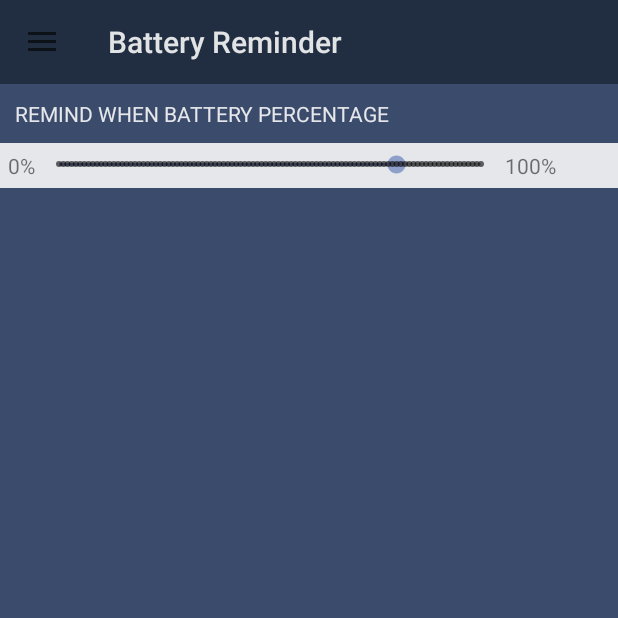
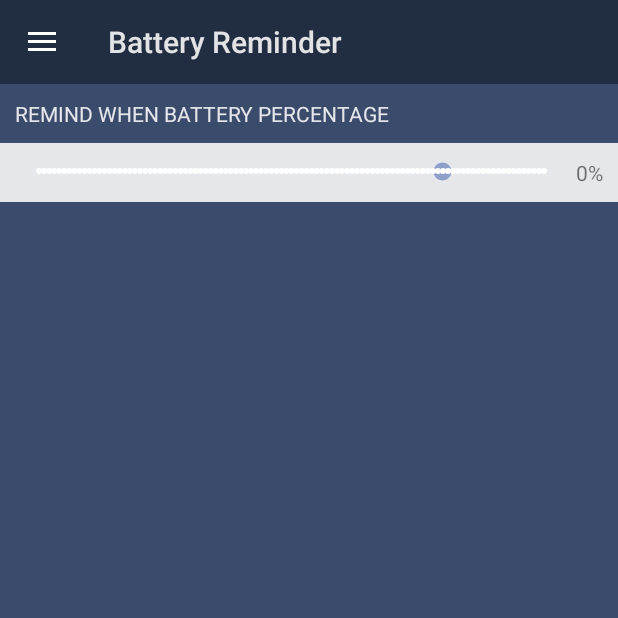
Before and after one commit to Jacky97s/Notifiception, an Android app: the screen it shows after launch (MainActivity), in the side drawer, after a tap on "Battery Reminder", on a phone screen of 412 x 824 dp, the top half of it. Run offline under Robolectric (Android 15) with nearby library versions, the phone set to English and light mode, and no system bars.

Commit message:
battery_reminder and color

```diff
--- a/app/src/main/java/app/fcu/notifiception/BatteryReminder.java
+++ b/app/src/main/java/app/fcu/notifiception/BatteryReminder.java
@@ -2,27 +2,47 @@ package app.fcu.notifiception;
 
 
 import android.os.Bundle;
+import android.support.annotation.Nullable;
 import android.support.v4.app.Fragment;
 import android.view.LayoutInflater;
 import android.view.View;
 import android.view.ViewGroup;
+import android.widget.SeekBar;
+import android.widget.TextView;
 
 
 /**
  * A simple {@link Fragment} subclass.
  */
-public class BatteryReminder extends Fragment {
-
+public class BatteryReminder extends Fragment{
 
     public BatteryReminder() {
         // Required empty public constructor
     }
 
-
     @Override
     public View onCreateView(LayoutInflater inflater, ViewGroup container,
                              Bundle savedInstanceState) {
-        // Inflate the layout for this fragment
+        SeekBar seekBar = container.findViewById(R.id.br_seekBar);
+        final TextView seekValue = container.findViewById(R.id.seekValue);
+
+//        seekBar.setOnSeekBarChangeListener(new SeekBar.OnSeekBarChangeListener() {
+//            @Override
+//            public void onProgressChanged(SeekBar seekBar, int progress, boolean fromUser) {
+//
+//            }
+//
+//            @Override
+//            public void onStartTrackingTouch(SeekBar seekBar) {
+//
+//            }
+//
+//            @Override
+//            public void onStopTrackingTouch(SeekBar seekBar) {
+//
+//            }
+//        });
+
         return inflater.inflate(R.layout.fragment_battery_reminder, container, false);
     }
 
--- a/app/src/main/res/layout/fragment_battery_reminder.xml
+++ b/app/src/main/res/layout/fragment_battery_reminder.xml
@@ -24,25 +24,23 @@
             android:layout_height="wrap_content"
             android:orientation="horizontal"
             android:background="@color/text_color_primary"
-            android:padding="5sp">
+            android:padding="10dp">
+
+            <SeekBar
+                android:id="@+id/br_seekBar"
+                style="@style/Widget.AppCompat.SeekBar.Discrete"
+                android:layout_width="wrap_content"
+                android:layout_height="wrap_content"
+                android:layout_weight="1"
+                android:max="100"
+                android:progress="80"
+                android:layout_marginRight="5dp"/>
 
             <TextView
+                android:id="@+id/seekValue"
                 android:layout_width="wrap_content"
                 android:layout_height="wrap_content"
-                android:text="0%"/>
-
-            <SeekBar
-                android:id="@+id/seekBar2"
-                style="@style/Widget.AppCompat.SeekBar.Discrete"
-                android:layout_width="313dp"
-                android:layout_height="wrap_content"
-                android:max="100"
-                android:progress="80" />
-
-            <TextView
-                android:layout_width="wrap_content"
-                android:layout_height="wrap_content"
-                android:text="100%"/>
+                android:text="0%" />
         </LinearLayout>
 
     </LinearLayout>
--- a/app/src/main/res/menu/drawer_menu.xml
+++ b/app/src/main/res/menu/drawer_menu.xml
@@ -16,7 +16,7 @@
 
             <item android:id="@+id/pg_police"
                 android:icon="@mipmap/ic_contact_phone_black_24dp"
-                android:title="@string/emergency_contacts"/>
+                android:title="@string/emergency_contacts" />
         </menu>
     </item>
 
--- a/app/src/main/res/values/colors.xml
+++ b/app/src/main/res/values/colors.xml
@@ -7,5 +7,6 @@
     <color name="background_material_light">#3b4b6b</color>
     <color name="colorBackground">#ffffff</color>
     <color name="text_color_secondary">#ffffff</color>
+    <color name="text_color_secondary_dark">#ffffff</color>
     <color name="primary_text_default_material_dark">#ff6363</color>
 </resources>
--- a/app/src/main/res/values/styles.xml
+++ b/app/src/main/res/values/styles.xml
@@ -8,6 +8,7 @@
         <item name="colorAccent">@color/colorAccent</item>
         <item name="android:textColorPrimary">@color/text_color_primary</item>
         <item name="android:colorBackground">@color/background_material_light</item>
+        <item name="android:textColorSecondary">@color/text_color_secondary</item>
     </style>
 
 </resources>
```
